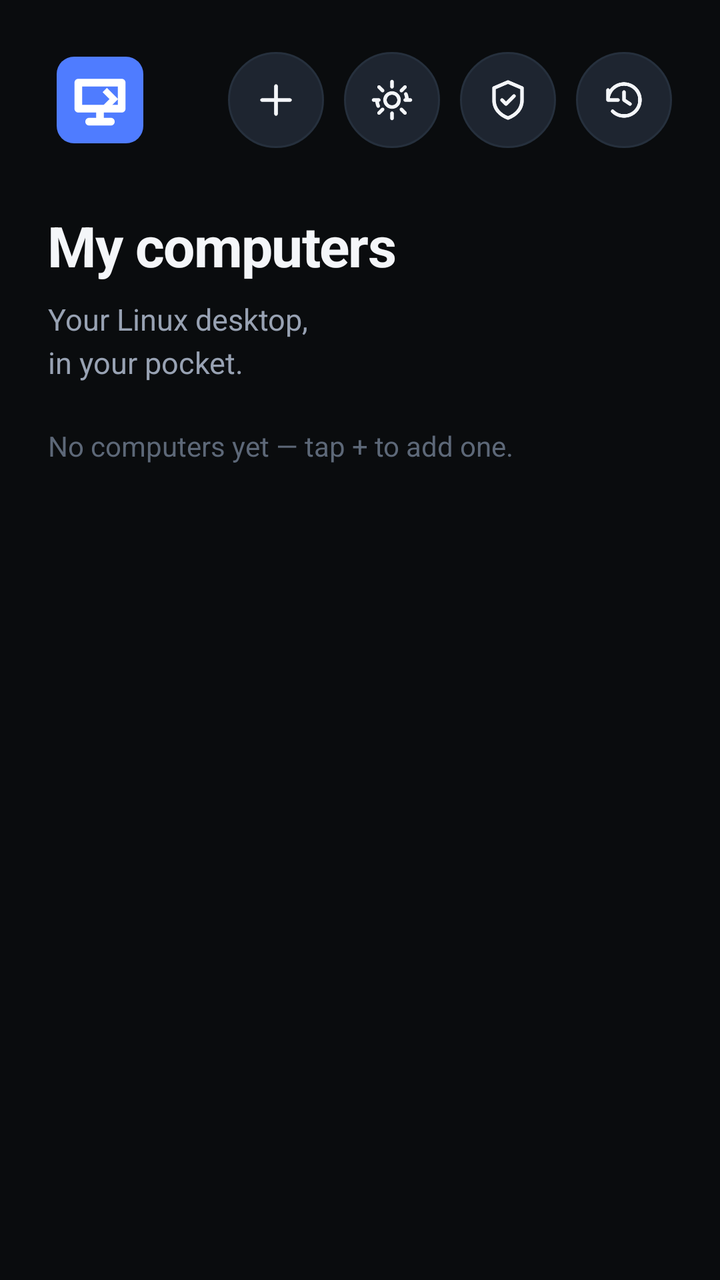
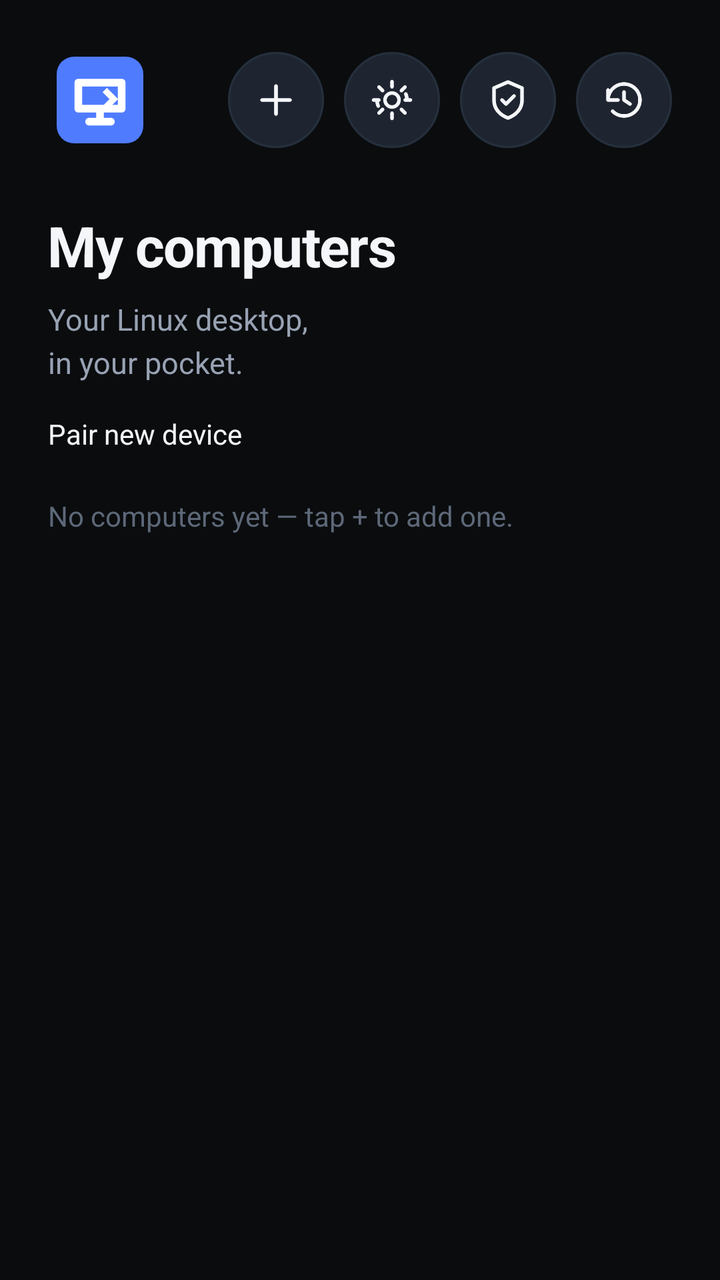

Compare the two renders of this Android layout. The source of the first and the diff that turns it into the second are given below.
<!-- AndroidManifest.xml: application theme Theme.Remote -->
<!-- res/layout/activity_main.xml -->
<?xml version="1.0" encoding="utf-8"?>
<ScrollView xmlns:android="http://schemas.android.com/apk/res/android"
    android:layout_width="match_parent"
    android:layout_height="match_parent"
    android:fillViewport="true"
    android:background="@color/bg">

    <LinearLayout
        android:layout_width="match_parent"
        android:layout_height="wrap_content"
        android:orientation="vertical"
        android:padding="24dp">

        <LinearLayout
            android:layout_width="match_parent"
            android:layout_height="wrap_content"
            android:orientation="horizontal"
            android:gravity="center_vertical">

            <ImageView
                android:layout_width="52dp"
                android:layout_height="52dp"
                android:src="@drawable/ic_logo" />

            <Space
                android:layout_width="0dp"
                android:layout_height="1dp"
                android:layout_weight="1" />

            <ImageButton
                android:id="@+id/btn_add"
                android:layout_width="48dp"
                android:layout_height="48dp"
                android:background="@drawable/bg_icon_btn"
                android:src="@drawable/ic_add"
                android:contentDescription="@string/add"
                android:padding="12dp" />

            <ImageButton
                android:id="@+id/btn_settings"
                android:layout_width="48dp"
                android:layout_height="48dp"
                android:layout_marginStart="10dp"
                android:background="@drawable/bg_icon_btn"
                android:src="@drawable/ic_settings"
                android:contentDescription="@string/settings"
                android:padding="12dp" />

            <ImageButton
                android:id="@+id/btn_security"
                android:layout_width="48dp"
                android:layout_height="48dp"
                android:layout_marginStart="10dp"
                android:background="@drawable/bg_icon_btn"
                android:src="@drawable/ic_shield"
                android:contentDescription="@string/security_center"
                android:padding="12dp" />

            <ImageButton
                android:id="@+id/btn_history"
                android:layout_width="48dp"
                android:layout_height="48dp"
                android:layout_marginStart="10dp"
                android:background="@drawable/bg_icon_btn"
                android:src="@drawable/ic_history"
                android:contentDescription="@string/session_history"
                android:padding="12dp" />
        </LinearLayout>

        <TextView
            style="@style/RemoteTitle"
            android:layout_width="wrap_content"
            android:layout_height="wrap_content"
            android:layout_marginTop="28dp"
            android:text="@string/my_computers" />

        <TextView
            style="@style/RemoteSubtitle"
            android:layout_width="wrap_content"
            android:layout_height="wrap_content"
            android:layout_marginTop="8dp"
            android:text="@string/tagline" />

        <LinearLayout
            android:id="@+id/saved_list"
            android:layout_width="match_parent"
            android:layout_height="wrap_content"
            android:orientation="vertical"
            android:layout_marginTop="18dp" />

        <TextView
            android:id="@+id/empty_saved"
            android:layout_width="wrap_content"
            android:layout_height="wrap_content"
            android:layout_marginTop="4dp"
            android:text="@string/no_saved"
            android:textColor="@color/text_faint"
            android:textSize="14sp" />

    </LinearLayout>
</ScrollView>
<!-- resources referenced by this layout -->
<resources>
  <color name="bg">#0A0C0E</color>
  <color name="text_faint">#5D6878</color>
  <!-- drawable bg_icon_btn (drawable) -->
  <?xml version="1.0" encoding="utf-8"?>
  <shape xmlns:android="http://schemas.android.com/apk/res/android" android:shape="oval">
      <solid android:color="@color/surface2" />
      <stroke android:width="1dp" android:color="@color/divider" />
  </shape>
  <!-- drawable ic_add (drawable) -->
  <vector xmlns:android="http://schemas.android.com/apk/res/android"
      android:width="24dp" android:height="24dp"
      android:viewportWidth="24" android:viewportHeight="24">
      <path
          android:strokeColor="#F4F6F9"
          android:strokeWidth="1.8"
          android:strokeLineCap="round"
          android:fillColor="#00000000"
          android:pathData="M12,5 v14 M5,12 h14" />
  </vector>
  <string name="add">Add</string>
  <string name="my_computers">My computers</string>
  <string name="no_saved">No computers yet — tap + to add one.</string>
  <string name="security_center">Security center</string>
  <string name="session_history">Session history</string>
  <string name="settings">Settings</string>
  <string name="tagline">Your Linux desktop,\nin your pocket.</string>
  <style name="RemoteSubtitle">
          <item name="android:textColor">@color/text_dim</item>
          <item name="android:textSize">15sp</item>
          <item name="android:fontFamily">sans-serif</item>
          <item name="android:lineSpacingExtra">4dp</item>
      </style>
  <style name="RemoteTitle">
          <item name="android:textColor">@color/text</item>
          <item name="android:textSize">28sp</item>
          <item name="android:textStyle">bold</item>
          <item name="android:fontFamily">sans-serif</item>
          <item name="android:letterSpacing">-0.02</item>
      </style>
  <color name="surface2">#1E2530</color>
  <color name="divider">#26303D</color>
  <color name="text_dim">#98A2B3</color>
  <color name="text">#F4F6F9</color>
  <style name="RemoteEditText" parent="android:Widget.EditText">
          <item name="android:background">@drawable/bg_input</item>
          <item name="android:textColor">@color/text</item>
          <item name="android:textColorHint">@color/text_faint</item>
          <item name="android:padding">16dp</item>
          <item name="android:textSize">16sp</item>
          <item name="android:fontFamily">sans-serif</item>
      </style>
  <style name="RemoteButton" parent="android:Widget.Button">
          <item name="android:background">@drawable/bg_button</item>
          <item name="android:textColor">#FFFFFF</item>
          <item name="android:textSize">16sp</item>
          <item name="android:textStyle">bold</item>
          <item name="android:textAllCaps">false</item>
          <item name="android:fontFamily">sans-serif-medium</item>
          <item name="android:minHeight">58dp</item>
      </style>
  <style name="RemoteCheckBox" parent="android:Widget.CompoundButton.CheckBox">
          <item name="android:textColor">@color/text</item>
          <item name="android:fontFamily">sans-serif</item>
      </style>
  <!-- drawable bg_input (drawable) -->
  <?xml version="1.0" encoding="utf-8"?>
  <shape xmlns:android="http://schemas.android.com/apk/res/android" android:shape="rectangle">
      <solid android:color="@color/surface2" />
      <stroke android:width="1dp" android:color="@color/divider" />
      <corners android:radius="14dp" />
  </shape>
  <!-- drawable bg_button (drawable) -->
  <?xml version="1.0" encoding="utf-8"?>
  <shape xmlns:android="http://schemas.android.com/apk/res/android" android:shape="rectangle">
      <solid android:color="@color/accent" />
      <corners android:radius="16dp" />
  </shape>
  <color name="accent">#4F7CFF</color>
</resources>

<!-- the commit's change to res/layout/activity_main.xml (unified diff, before → after) -->
@@ -81,6 +81,13 @@
             android:layout_marginTop="8dp"
             android:text="@string/tagline" />
 
+        <Button
+            android:id="@+id/btn_pair"
+            android:layout_width="match_parent"
+            android:layout_height="wrap_content"
+            android:layout_marginTop="16dp"
+            android:text="@string/pair_title" />
+
         <LinearLayout
             android:id="@+id/saved_list"
             android:layout_width="match_parent"
<!-- resource entries referenced after the edit -->
@@ -22,6 +22,7 @@
   <string name="add">Add</string>
   <string name="my_computers">My computers</string>
   <string name="no_saved">No computers yet — tap + to add one.</string>
+  <string name="pair_title">Pair new device</string>
   <string name="security_center">Security center</string>
   <string name="session_history">Session history</string>
   <string name="settings">Settings</string>
